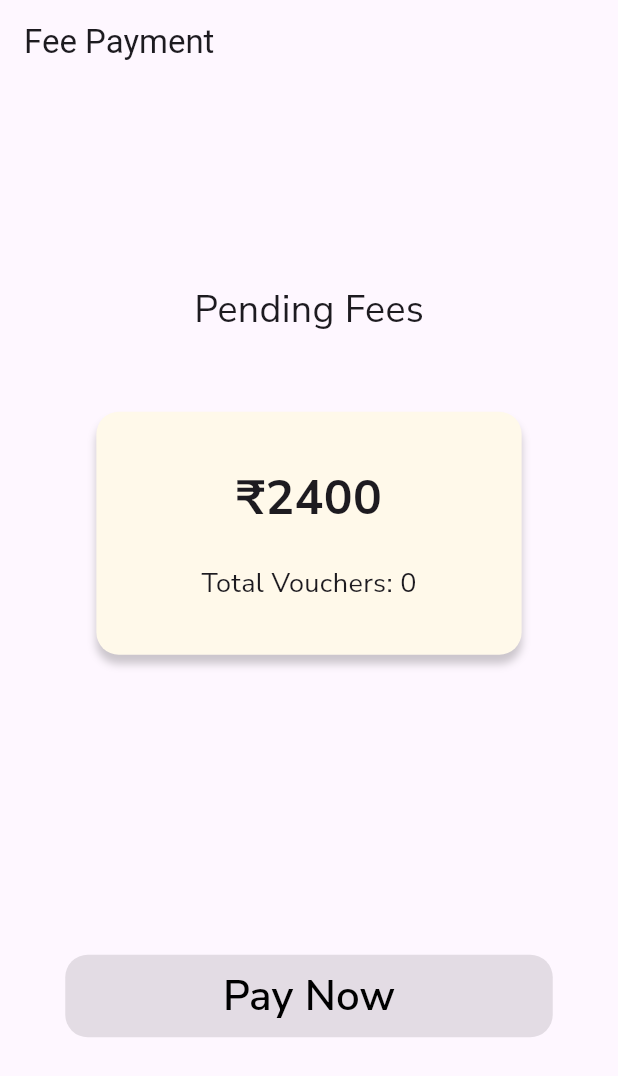
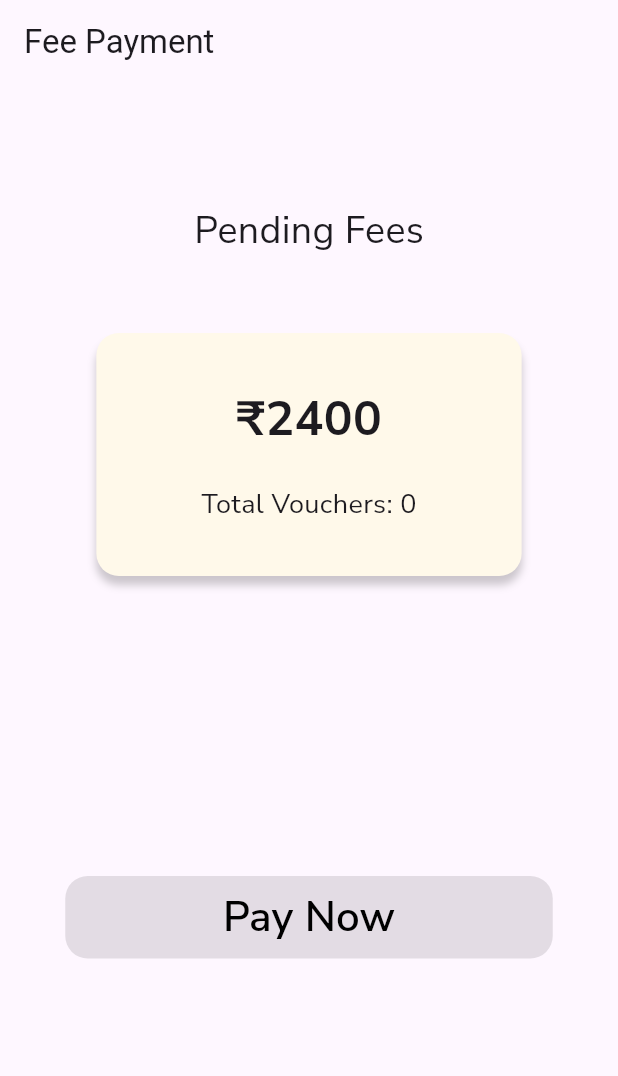
Before and after one commit to issunajeeb7/Hostel-Mess-Managment-System, a Flutter app: the FeePaymentScreen screen opened directly, on a phone screen of 412 x 824 dp. Shown: the top 1076 px of the screen. Run offline on Flutter 3.47's test engine with Material 3 defaults, Android fonts, the phone set to English and light mode, and no system bars; our stand-ins replace audioplayers, cached_network_image, cloud_firestore, firebase_auth, firebase_core, firebase_storage and 4 more; missing offline and left inert: qr_code_scanner, razorpay_flutter; accounts and stored records are empty; network calls fail; project files that could hold a hidden picture were left out.

Commit message:
Fee payment backend updated,Share meal screen layout adjusted

```diff
--- a/lib/fee_payment_screen.dart
+++ b/lib/fee_payment_screen.dart
@@ -123,6 +123,14 @@ class _FeePaymentScreenState extends State<FeePaymentScreen> {
         'feeStatus': true,
       });
 
+      // Record the payment in the feePayment collection
+      await _firestore.collection('feePayment').add({
+        'status': true,
+        'date': _dateFormat
+            .format(DateTime.now()), // Current date in yyyy-MM-dd format
+        'userId': userId,
+      });
+
       // Update feeStatus in the local state
       setState(() {
         feeStatus = true;
@@ -152,10 +160,12 @@ class _FeePaymentScreenState extends State<FeePaymentScreen> {
       appBar: AppBar(
         title: const Text('Fee Payment'),
       ),
-      body: Center(
+      body: SingleChildScrollView(
+        child: Center(
           child: Column(
             mainAxisAlignment: MainAxisAlignment.center,
             children: [
+              const SizedBox(height: 80),
               Text(
                 'Pending Fees',
                 style: GoogleFonts.nunitoSans(
@@ -165,7 +175,8 @@ class _FeePaymentScreenState extends State<FeePaymentScreen> {
               ),
               const SizedBox(height: 50),
               Container(
-              padding: const EdgeInsets.symmetric(vertical: 35, horizontal: 70),
+                padding:
+                    const EdgeInsets.symmetric(vertical: 35, horizontal: 70),
                 decoration: BoxDecoration(
                   borderRadius: BorderRadius.circular(15),
                   color: const Color(0xFFFFF9EA),
@@ -199,7 +210,10 @@ class _FeePaymentScreenState extends State<FeePaymentScreen> {
                 ),
               ),
               const SizedBox(height: 200),
-            ElevatedButton(
+              Padding(
+                padding: const EdgeInsets.symmetric(
+                    horizontal: 16.0), // Adjust horizontal padding as needed
+                child: ElevatedButton(
                   onPressed: _isButtonEnabled()
                       ? feeStatus
                           ? null
@@ -216,7 +230,8 @@ class _FeePaymentScreenState extends State<FeePaymentScreen> {
                     ),
                     shadowColor: Colors.black.withOpacity(1.0),
                     elevation: 4,
-                minimumSize: const Size(325, 55),
+                    minimumSize: const Size(325,
+                        55), // You may need to adjust this for very small screens
                   ),
                   child: Text(
                     feeStatus ? 'Already Paid' : 'Pay Now',
@@ -227,7 +242,11 @@ class _FeePaymentScreenState extends State<FeePaymentScreen> {
                     ),
                   ),
                 ),
+
+              ),
+              const SizedBox(height: 20),
             ],
+          ),
         ),
       ),
     );
--- a/lib/share_meal_screen.dart
+++ b/lib/share_meal_screen.dart
@@ -133,7 +133,8 @@ Future<void> shareMeal() async {
         elevation: 0,
         iconTheme: IconThemeData(color: theme.primaryColor),
       ),
-      body: Padding(
+      body: SingleChildScrollView(
+        child: Padding(
           padding: const EdgeInsets.all(16.0),
           child: Column(
             crossAxisAlignment: CrossAxisAlignment.start,
@@ -267,6 +268,7 @@ Future<void> shareMeal() async {
             ],
           ),
         ),
+      ),
     );
   }
 
```
Lines whose indentation alone changed are shown as unchanged.
